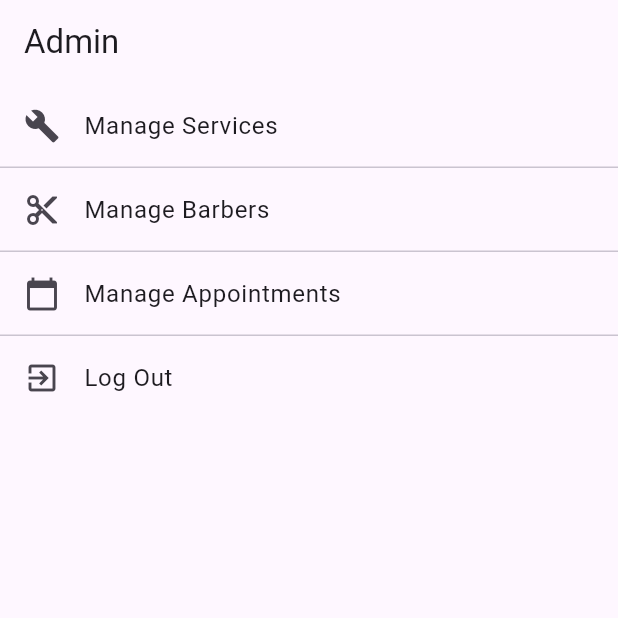
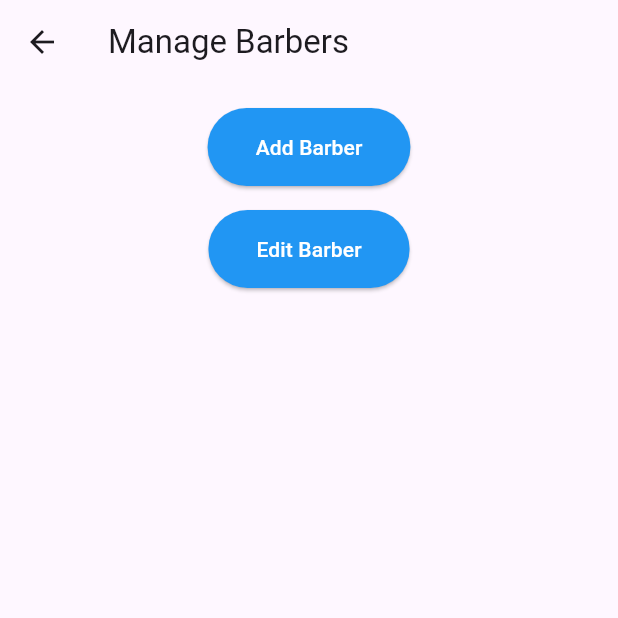
Before and after one commit to CurlyHairsBarbershop/Barbershop_Mobile, a Flutter app: the AdminMainScreen screen opened directly, after a tap on "Manage Barbers", on a phone screen of 412 x 824 dp, the top half of it. Run offline on Flutter 3.47's test engine with Material 3 defaults, Android fonts, the phone set to English and light mode, and no system bars; our stand-ins replace shared_preferences; accounts and stored records are empty.

Commit message:
add placeholder pages to admin ui

```diff
--- /dev/null
+++ b/lib/screens/admin_screens/add_barber_screen.dart
@@ -0,0 +1,16 @@
+import 'package:flutter/material.dart';
+
+class AddBarberScreen extends StatelessWidget {
+  @override
+  Widget build(BuildContext context) {
+    return Scaffold(
+      appBar: AppBar(
+        title: Text('Add Barber'),
+      ),
+      body: Center(
+        // Add your form or UI elements for adding a barber here
+        child: Text('Add Barber Form Goes Here'),
+      ),
+    );
+  }
+}
--- a/lib/screens/admin_screens/admin_main_screen.dart
+++ b/lib/screens/admin_screens/admin_main_screen.dart
@@ -1,5 +1,6 @@
 // file: admin_main_screen.dart
 
+import 'package:curly_hairs/screens/admin_screens/admin_manage_barbers_screen.dart';
 import 'package:curly_hairs/screens/client_screens/client_personal_info_screen.dart';
 import 'package:curly_hairs/screens/guest_screens/guest_home_screen.dart';
 import 'package:curly_hairs/services/user_service.dart';
@@ -36,11 +37,11 @@ class AdminMainScreen extends StatelessWidget {
                 leading: Icon(Icons.content_cut),
                 title: Text('Manage Barbers'),
                 onTap: () {
-                  // Navigator.push(
-                  //   context,
-                  //   MaterialPageRoute(
-                  //       builder: (context) => PersonalInfoScreen()),
-                  // );
+                  Navigator.push(
+                    context,
+                    MaterialPageRoute(
+                        builder: (context) => ManageBarbersScreen()),
+                  );
                 },
               ),
               ListTile(
--- /dev/null
+++ b/lib/screens/admin_screens/admin_manage_barbers_screen.dart
@@ -0,0 +1,70 @@
+import 'package:flutter/material.dart';
+import 'package:curly_hairs/screens/admin_screens/add_barber_screen.dart';
+import 'package:curly_hairs/screens/admin_screens/edit_barber_screen.dart';
+
+class ManageBarbersScreen extends StatefulWidget {
+  @override
+  _ManageBarbersScreenState createState() => _ManageBarbersScreenState();
+}
+
+class _ManageBarbersScreenState extends State<ManageBarbersScreen> {
+  void _navigateToAddBarberScreen() {
+    Navigator.of(context).push(
+      MaterialPageRoute(builder: (context) => AddBarberScreen()),
+    );
+  }
+
+  void _navigateToEditBarberScreen() {
+    // You might want to pass some data to the EditBarberScreen
+    Navigator.of(context).push(
+      MaterialPageRoute(
+          builder: (context) => EditBarberScreen(/* Pass barber data here */)),
+    );
+  }
+
+  @override
+  Widget build(BuildContext context) {
+    return Scaffold(
+      appBar: AppBar(
+        title: Text("Manage Barbers"),
+      ),
+      body: Padding(
+        padding: const EdgeInsets.all(16.0),
+        child: Column(
+          children: <Widget>[
+            Row(
+              mainAxisAlignment: MainAxisAlignment.center,
+              children: [
+                ElevatedButton(
+                  onPressed: _navigateToAddBarberScreen,
+                  child: Text('Add Barber'),
+                  style: ElevatedButton.styleFrom(
+                    primary: Colors.blue, // Button color
+                    onPrimary: Colors.white, // Text color
+                    padding: EdgeInsets.symmetric(horizontal: 32, vertical: 16),
+                  ),
+                ),
+              ],
+            ),
+            SizedBox(height: 16), // Space between rows
+            Row(
+              mainAxisAlignment: MainAxisAlignment.center,
+              children: [
+                ElevatedButton(
+                  onPressed: _navigateToEditBarberScreen,
+                  child: Text('Edit Barber'),
+                  style: ElevatedButton.styleFrom(
+                    primary: Colors.blue, // Button color
+                    onPrimary: Colors.white, // Text color
+                    padding: EdgeInsets.symmetric(horizontal: 32, vertical: 16),
+                  ),
+                ),
+              ],
+            ),
+            // ... Add more rows or widgets if needed
+          ],
+        ),
+      ),
+    );
+  }
+}
--- /dev/null
+++ b/lib/screens/admin_screens/edit_barber_screen.dart
@@ -0,0 +1,21 @@
+import 'package:flutter/material.dart';
+
+class EditBarberScreen extends StatelessWidget {
+  // You might want to accept a barber object as a parameter if you have one
+  // final Barber barber;
+
+  // EditBarberScreen({this.barber});
+
+  @override
+  Widget build(BuildContext context) {
+    return Scaffold(
+      appBar: AppBar(
+        title: Text('Edit Barber'),
+      ),
+      body: Center(
+        // Add your form or UI elements for editing a barber here
+        child: Text('Edit Barber Form Goes Here'),
+      ),
+    );
+  }
+}
```
